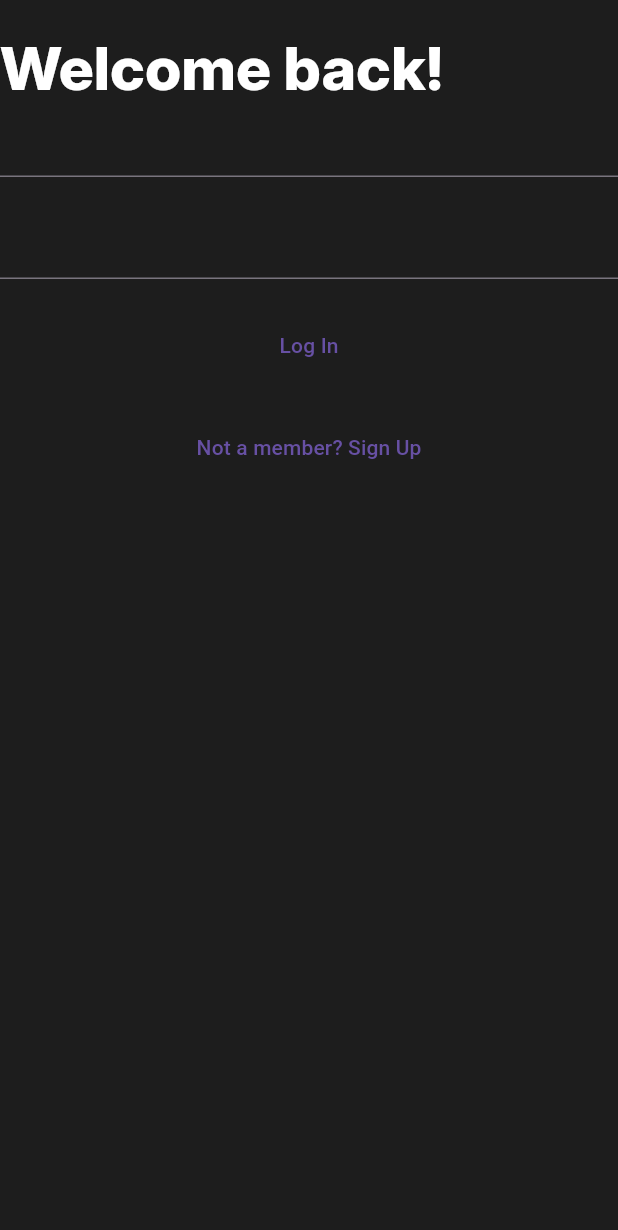
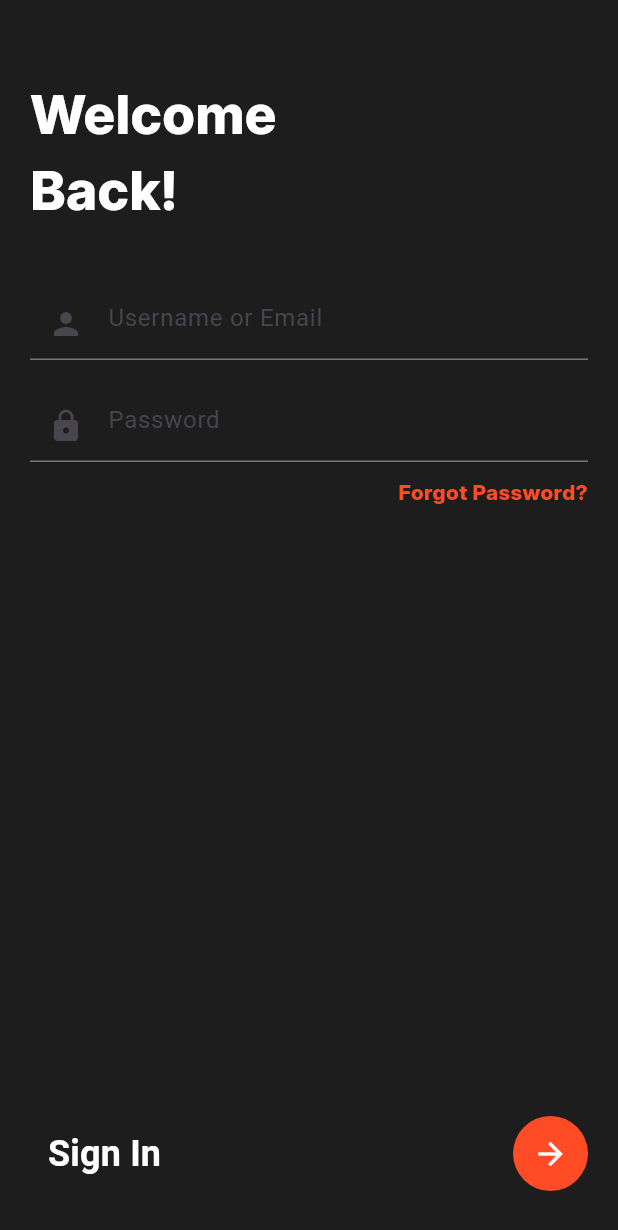
Before and after one commit to FloreaIoanaCristina/Mobile_Messaging_App_FE, a Flutter app: the screen it shows after launch, on a phone screen of 412 x 824 dp. Shown: the top 1230 px of the screen. Run offline on Flutter 3.47's test engine with Material 3 defaults, Android fonts, the light colour scheme and no system bars.

Commit message:
login style fixed

```diff
--- a/lib/conversation_page.dart
+++ b/lib/conversation_page.dart
@@ -1,4 +1,5 @@
 import 'package:flutter/material.dart';
+import 'package:messaging_mobile_app/style/colors.dart';
 
 class ConversationPage extends StatelessWidget {
   @override
@@ -35,6 +36,7 @@ class _ChatPageState extends State<ChatPage> {
   @override
   Widget build(BuildContext context) {
     return Scaffold(
+      backgroundColor: AppColors.backgroundColor,
       appBar: AppBar(
         title: Text('Messaging App'),
         centerTitle: true,
@@ -74,6 +76,7 @@ class _ChatPageState extends State<ChatPage> {
               children: [
                 Expanded(
                   child: TextField(
+                    style: TextStyle(color: AppColors.textColor),
                     controller: _controller,
                     decoration: InputDecoration(
                       hintText: 'Type a message...',
--- a/lib/log_in_page.dart
+++ b/lib/log_in_page.dart
@@ -35,25 +35,84 @@ class _LogInPageState extends State<LogInPage> {
   Widget build(BuildContext context) {
     return Scaffold(
       backgroundColor: AppColors.backgroundColor,
-      body: Column(
-        children: [
-          SizedBox(height:20),
-          Row(
+      body: SafeArea(
+        child: Padding(
+          padding: const EdgeInsets.symmetric(horizontal: 20.0),
+          child: Column(
+            crossAxisAlignment: CrossAxisAlignment.start,
             children: [
-              Text("Welcome back!",style: Theme.of(context).textTheme. headlineLarge,softWrap: true,),
-              SizedBox(width:20),
-            ],),
-          TextField(enabled: true,),
-          SizedBox(height:20),
-          TextField(enabled: true,),
-          SizedBox(height:20),
-          TextButton(onPressed: () => Navigator.push(context, MaterialPageRoute(builder:(context) => new ChatPage())),
-              child:Text('Log In')),
-          SizedBox(height:20),
-          TextButton(onPressed: () => Navigator.push(context, MaterialPageRoute(builder:(context) => new SignUpPage())),
-              child:Text('Not a member? Sign Up'))
-        ],
-      )
-      );
+              const SizedBox(height: 50),
+              const Text(
+                "Welcome\nBack!",
+                style: TextStyle(
+                  color: AppColors.textColor,
+                  fontSize: 36,
+                  fontWeight: FontWeight.bold,
+                ),
+              ),
+              const SizedBox(height: 40),
+              // Username/Email Field
+              const TextField(
+                  style: TextStyle(color: AppColors.textColor),
+                  decoration: InputDecoration(
+                hintText: "Username or Email",
+                prefixIcon: Icon(Icons.person)
+              )),
+              const SizedBox(height: 20),
+              // Password Field
+              const TextField(
+                style: TextStyle(color: AppColors.textColor),
+                decoration: InputDecoration(
+                hintText: "Password",
+                prefixIcon: Icon(Icons.lock),
+              ),
+                obscureText: true,
+              ),
+              const SizedBox(height: 10),
+              // Forgot Password
+              const Align(
+                alignment: Alignment.centerRight,
+                child: Text(
+                  "Forgot Password?",
+                  style: TextStyle(
+                    color: AppColors.accentColor,
+                    fontSize: 14,
+                  ),
+                ),
+              ),
+              const Spacer(),
+              // Sign In Row
+              Row(
+                mainAxisAlignment: MainAxisAlignment.spaceBetween,
+                children: [
+                   TextButton(
+                     onPressed:() => Navigator.push(context, MaterialPageRoute(builder:(context) => new SignUpPage())),
+                   child: Text("Sign In",
+                      style: TextStyle(
+                        color: AppColors.textColor,
+                        fontSize: 24,
+                        fontWeight: FontWeight.bold,
+                      ),)
+
+                  ),
+                  CircleAvatar(
+                    backgroundColor: AppColors.accentColor,
+                    radius: 25,
+                    child: IconButton(
+                      onPressed: () => Navigator.push(context, MaterialPageRoute(builder:(context) => new ChatPage())),
+                      icon: const Icon(
+                        Icons.arrow_forward,
+                        color:  AppColors.textColor,
+                      ),
+                    ),
+                  ),
+                ],
+              ),
+              const SizedBox(height: 30),
+            ],
+          ),
+        ),
+      ),
+    );
   }
 }
--- a/lib/sign_up_page.dart
+++ b/lib/sign_up_page.dart
@@ -1,5 +1,6 @@
 import 'package:flutter/material.dart';
 import 'package:messaging_mobile_app/log_in_page.dart';
+import 'package:messaging_mobile_app/style/colors.dart';
 
 
 class SignUpPage extends StatefulWidget {
@@ -13,6 +14,7 @@ class _SignUpPageState extends State<SignUpPage> {
   @override
   Widget build(BuildContext context) {
     return Scaffold(
+        backgroundColor: AppColors.backgroundColor,
         appBar: AppBar(
             title: Text('SignUp'),
             centerTitle: true,
@@ -20,9 +22,11 @@ class _SignUpPageState extends State<SignUpPage> {
         ),
         body: Column(
           children: [
-            TextField(enabled: true,),
+            TextField(enabled: true,
+              style: TextStyle(color: AppColors.textColor),),
             SizedBox(height: 20),
-            TextField(enabled: true,),
+            TextField(enabled: true,
+              style: TextStyle(color: AppColors.textColor),),
             SizedBox(height: 20),
             TextButton(onPressed: null,
                 child: Text('Log In')),
```
